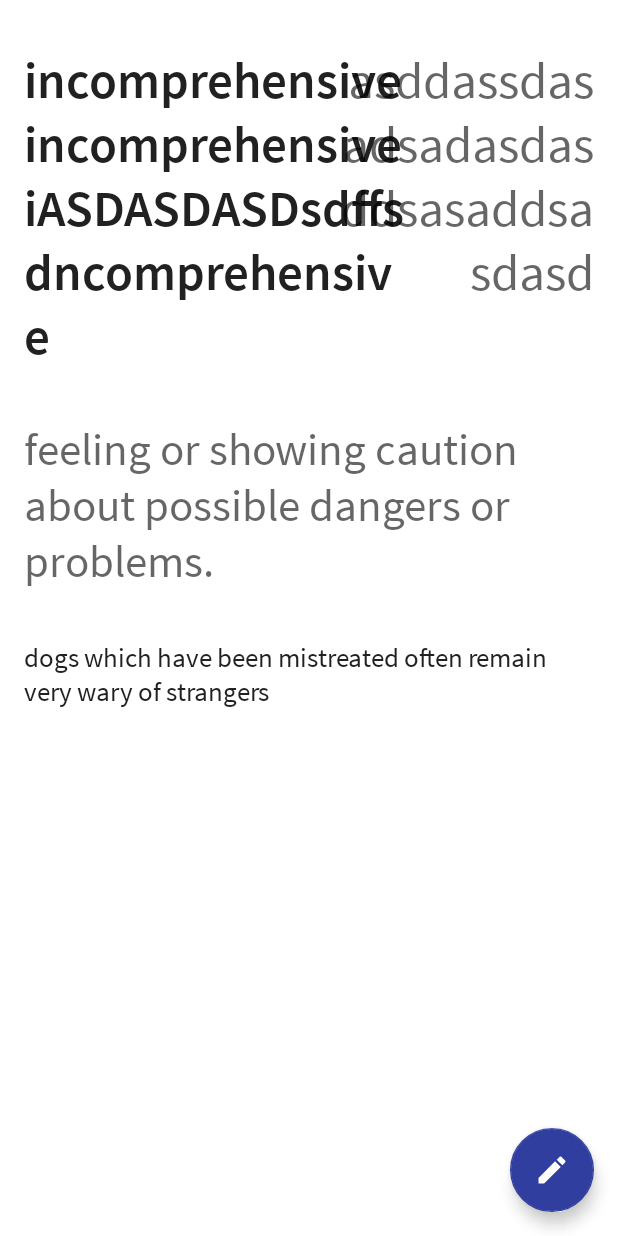
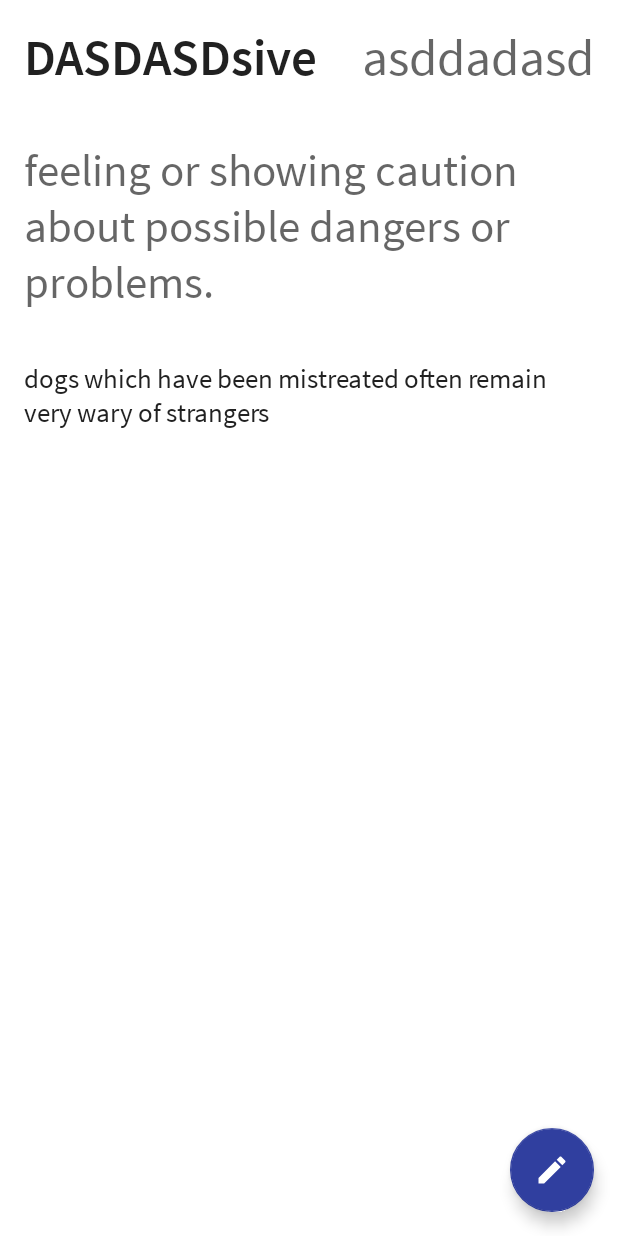
Before and after one commit to emirhalici/MyEnglishDictionary, an Android app: the layout fragment_display_word.xml on its own in the app's theme, with its tools: preview values and no code run, on a phone screen of 412 x 824 dp. Run offline under Robolectric (Android 15) with nearby library versions, the phone set to English and light mode, and no system bars.

Commit message:
word display layout fixed

```diff
--- a/app/src/main/res/layout/fragment_display_word.xml
+++ b/app/src/main/res/layout/fragment_display_word.xml
@@ -30,40 +30,43 @@
             android:layout_width="match_parent"
             android:layout_height="wrap_content">
 
+            <LinearLayout
+                android:id="@+id/linearLayout3"
+                android:layout_width="match_parent"
+                android:layout_height="match_parent"
+                android:layout_marginStart="16dp"
+                android:layout_marginTop="16dp"
+                android:layout_marginEnd="16dp"
+                android:orientation="horizontal"
+                app:layout_constraintEnd_toEndOf="parent"
+                app:layout_constraintStart_toStartOf="parent"
+                app:layout_constraintTop_toTopOf="parent">
+
                 <TextView
                     android:id="@+id/tv_wordName"
                     android:layout_width="wrap_content"
                     android:layout_height="wrap_content"
-                android:layout_marginStart="16dp"
-                android:layout_marginTop="32dp"
                     android:fontFamily="@font/source_sans_pro_semibold"
                     android:maxWidth="260dp"
-                android:text="incomprehensiveincomprehensiveiASDASDASDsdffsdncomprehensive"
+                    android:text="DASDASDsive"
                     android:textAppearance="@style/TextAppearance.AppCompat.Body1"
                     android:textSize="34sp"
-                android:typeface="normal"
-                app:layout_constraintEnd_toEndOf="parent"
-                app:layout_constraintHorizontal_bias="0.0"
-                app:layout_constraintStart_toStartOf="parent"
-                app:layout_constraintTop_toTopOf="parent" />
+                    android:typeface="normal" />
+                <View
+                    android:layout_width="0dp"
+                    android:layout_height="0dp"
+                    android:layout_weight="1" />
 
                 <TextView
                     android:id="@+id/tv_wordType"
                     android:layout_width="wrap_content"
                     android:layout_height="wrap_content"
-                android:layout_marginEnd="16dp"
+                    android:layout_marginStart="4dp"
                     android:fontFamily="@font/source_sans_pro"
-                android:gravity="top"
                     android:maxWidth="180dp"
-                android:text="asddassdasadsadasdasddsasaddsasdasd"
-                android:textAlignment="textEnd"
-                android:textAppearance="@style/TextAppearance.AppCompat.Display1"
-                app:layout_constraintBottom_toBottomOf="@+id/tv_wordName"
-                app:layout_constraintEnd_toEndOf="parent"
-                app:layout_constraintHorizontal_bias="1.0"
-                app:layout_constraintStart_toEndOf="@+id/tv_wordName"
-                app:layout_constraintTop_toTopOf="@+id/tv_wordName"
-                app:layout_constraintVertical_bias="0.0" />
+                    android:text="asddadasd"
+                    android:textAppearance="@style/TextAppearance.AppCompat.Display1" />
+            </LinearLayout>
 
             <TextView
                 android:id="@+id/tv_wordDef"
@@ -79,7 +82,7 @@
                 app:layout_constraintBottom_toTopOf="@+id/tv_wordEx"
                 app:layout_constraintEnd_toEndOf="parent"
                 app:layout_constraintStart_toStartOf="parent"
-                app:layout_constraintTop_toBottomOf="@+id/tv_wordName" />
+                app:layout_constraintTop_toBottomOf="@+id/linearLayout3" />
 
             <TextView
                 android:id="@+id/tv_wordEx"
--- a/build.gradle
+++ b/build.gradle
@@ -5,7 +5,7 @@ buildscript {
         jcenter()
     }
     dependencies {
-        classpath "com.android.tools.build:gradle:4.1.3"
+        classpath 'com.android.tools.build:gradle:7.0.0'
 
         // NOTE: Do not place your application dependencies here; they belong
         // in the individual module build.gradle files
```
Also changed, not shown: gradle/wrapper/gradle-wrapper.properties. Lines whose indentation alone changed are shown as unchanged.
